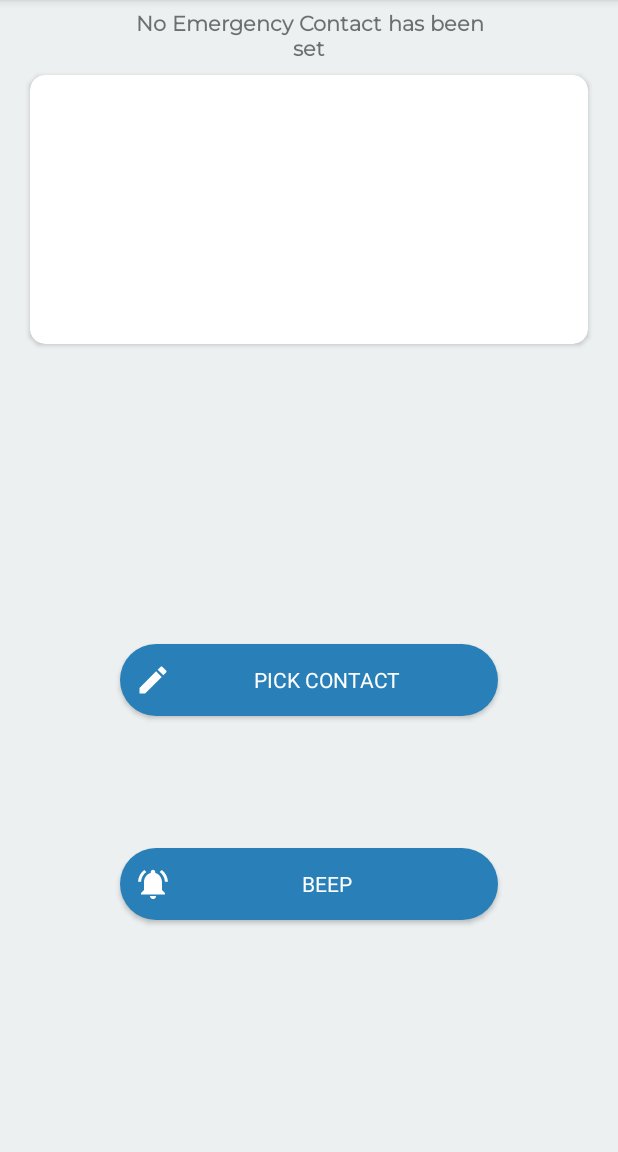
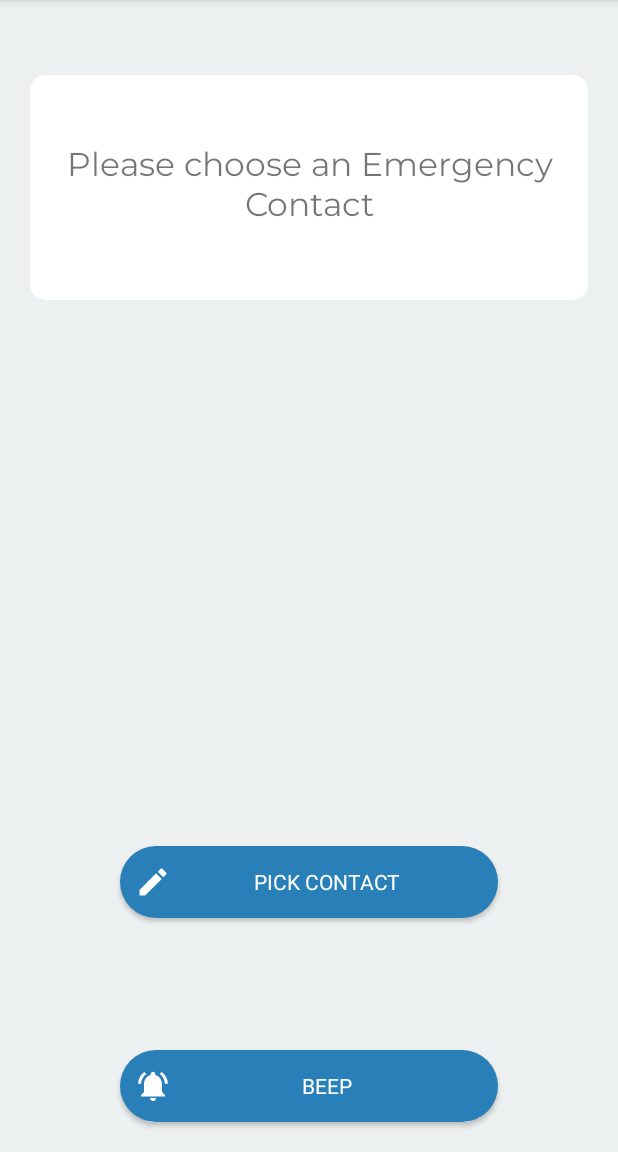
Before and after one commit to ashwinjosep/Driving_Companion, an Android app: the ContactPickerActivity screen opened directly, with no data from a screen before it, on a phone screen of 412 x 824 dp, the part 84-1236 px from its top. Run offline under Robolectric (Android 15) with nearby library versions, the phone set to English and light mode, and no system bars; Roboto replaces fonts that are not available here.

Commit message:
Fixed: Contacts pickers

```diff
--- a/app/src/main/java/com/example/fitbit_api_test/ContactPickerActivity.java
+++ b/app/src/main/java/com/example/fitbit_api_test/ContactPickerActivity.java
@@ -1,6 +1,7 @@
 package com.example.fitbit_api_test;
 
 import androidx.appcompat.app.AppCompatActivity;
+import androidx.constraintlayout.widget.ConstraintLayout;
 import androidx.core.app.ActivityCompat;
 
 import android.Manifest;
@@ -19,30 +20,44 @@ import android.provider.ContactsContract;
 import android.util.Log;
 import android.view.View;
 import android.widget.Button;
+import android.widget.LinearLayout;
+import android.widget.RelativeLayout;
 import android.widget.TextView;
 
 import com.example.fitbit_api_test.utils.PrefsHelper;
+import com.google.android.material.snackbar.Snackbar;
+
+import java.util.concurrent.Executors;
+import java.util.concurrent.ScheduledExecutorService;
+import java.util.concurrent.ScheduledFuture;
+import java.util.concurrent.TimeUnit;
 
 public class ContactPickerActivity extends AppCompatActivity {
 
+    private static final String TAG = ContactPickerActivity.class.getSimpleName();
     final int REQUEST_CODE = 1;
     PrefsHelper prefsHelper;
     Boolean isInitialContact = false;
+    LinearLayout contactDetailsLayout;
+    RelativeLayout noContactLayout;
+    ConstraintLayout mainLayout;
+    private final ScheduledExecutorService scheduler = Executors.newSingleThreadScheduledExecutor();
 
     @Override
     protected void onCreate(Bundle savedInstanceState) {
         super.onCreate(savedInstanceState);
         setContentView(R.layout.activity_contact_picker);
         prefsHelper = new PrefsHelper(this);
+        setPageContent();
 
         if(getIntent()!=null && getIntent().hasExtra("initial_contact")){
             isInitialContact = getIntent().getBooleanExtra("initial_contact", false);
         }
         //function to check if emergency contact has been set and change page content accordingly
-        setPageContent();
 
         //set on click listener for contact picker
-        Button pickContactButton = findViewById(R.id.chooseContactButton);
+        Button pickContactButton = (Button)findViewById(R.id.chooseContactButton);
+
         pickContactButton.setOnClickListener(new View.OnClickListener() {
             @Override
             public void onClick(View v) {
@@ -123,6 +138,9 @@ public class ContactPickerActivity extends AppCompatActivity {
         Button callButton = findViewById(R.id.callButton);
         TextView contactNameTextView = findViewById(R.id.contactNameTextView);
         TextView contactNumberTextView = findViewById(R.id.contactNumberTextView);
+        contactDetailsLayout = (LinearLayout)findViewById(R.id.contact_details_layout);
+        noContactLayout = (RelativeLayout) findViewById(R.id.no_contact_layout);
+        mainLayout = (ConstraintLayout) findViewById(R.id.contact_picker_main_layout);
 
         if(contact_name!=null)
         {
@@ -132,13 +150,17 @@ public class ContactPickerActivity extends AppCompatActivity {
             contactNumberTextView.setText(contact_number);
             callButton.setText("Call "+contact_name);
             callButton.setVisibility(Button.VISIBLE);
+            contactDetailsLayout.setVisibility(View.VISIBLE);
+            noContactLayout.setVisibility(View.GONE);
         }
         else
         {
-            messageTextView.setText("No Emergency Contact has been set");
+            messageTextView.setText("");
             pickContactButton.setText("Pick Contact");
             contactNameTextView.setText("");
             contactNumberTextView.setText("");
+            contactDetailsLayout.setVisibility(View.GONE);
+            noContactLayout.setVisibility(View.VISIBLE);
             callButton.setVisibility(Button.INVISIBLE);
         }
     }
@@ -154,6 +176,8 @@ public class ContactPickerActivity extends AppCompatActivity {
 
                 Cursor cursor = getContentResolver().query(uri, projection,
                         null, null, null);
+
+                if(cursor != null) {
                     cursor.moveToFirst();
 
                     int numberColumnIndex = cursor.getColumnIndex(ContactsContract.CommonDataKinds.Phone.NUMBER);
@@ -166,10 +190,32 @@ public class ContactPickerActivity extends AppCompatActivity {
 
                     prefsHelper.setEmergencyContactName(name);
                     prefsHelper.setEmergencyContactNumber(number);
+                    contactDetailsLayout.setVisibility(View.VISIBLE);
+                    noContactLayout.setVisibility(View.GONE);
 
                     cursor.close();
                     setPageContent();
-                //finish();
+                    if(isInitialContact && prefsHelper.getEmergencyContactName() != null && prefsHelper.getEmergencyContactNumber()!=null) {
+                        Snackbar snackbar = Snackbar
+                                .make(mainLayout, "Contact Successfully Added", Snackbar.LENGTH_LONG);
+                        snackbar.show();
+                        try {
+                            ScheduledFuture<?> countdown = scheduler.schedule(new Runnable() {
+                                @Override
+                                public void run() {
+                                    finish();
+                                }
+                            }, 3000, TimeUnit.MILLISECONDS);
+                        } catch (Exception e) {
+                            Log.e(TAG, "Contact successfully added timer Exception:" + e.toString());
+                        }
+                    } else{
+                        Snackbar snackbar = Snackbar
+                                .make(mainLayout, "Contact Successfully Changed", Snackbar.LENGTH_LONG);
+                        snackbar.show();
+                    }
+                }
+
             }
         }
     }
--- a/app/src/main/java/com/example/fitbit_api_test/SplashActivity.java
+++ b/app/src/main/java/com/example/fitbit_api_test/SplashActivity.java
@@ -46,7 +46,7 @@ public class SplashActivity extends AppCompatActivity {
                     startActivity(mapIntent);
                 }}, 5000, TimeUnit.MILLISECONDS);
         } catch (Exception e) {
-            Log.e(TAG, "onMapReady Exception:" + e.toString());
+            Log.e(TAG, "Splash screen timer Exception:" + e.toString());
         }
     }
 }
--- a/app/src/main/java/com/example/fitbit_api_test/utils/PrefsHelper.java
+++ b/app/src/main/java/com/example/fitbit_api_test/utils/PrefsHelper.java
@@ -71,7 +71,7 @@ public class PrefsHelper {
     }
 
     public void setAccessToken(String status){
-        editor.putString(ACCESS_TOKEN,"");
+        editor.putString(ACCESS_TOKEN,null);
         editor.apply();
     }
 
--- a/app/src/main/java/com/example/fitbit_api_test/utils/RetrofitClientInstance.java
+++ b/app/src/main/java/com/example/fitbit_api_test/utils/RetrofitClientInstance.java
@@ -6,7 +6,7 @@ import retrofit2.converter.gson.GsonConverterFactory;
 public class RetrofitClientInstance {
 
     private static Retrofit retrofit;
-    private static final String BASE_URL = "https://drivingcompanion.com";
+    private static final String BASE_URL = "http://10.153.59.54:5000";
 
     public static Retrofit getRetrofitInstance() {
         if (retrofit == null) {
--- a/app/src/main/res/layout/activity_contact_picker.xml
+++ b/app/src/main/res/layout/activity_contact_picker.xml
@@ -5,6 +5,7 @@
     android:background="#ecf0f1"
     android:layout_width="match_parent"
     android:layout_height="match_parent"
+    android:id="@+id/contact_picker_main_layout"
     tools:context=".ContactPickerActivity">
 
     <TextView
@@ -39,40 +40,83 @@
         app:layout_constraintTop_toTopOf="parent"
         tools:ignore="MissingConstraints">
 
+        <LinearLayout
+            android:layout_width="match_parent"
+            android:layout_height="wrap_content"
+            android:orientation="vertical">
+
             <androidx.constraintlayout.widget.ConstraintLayout
                 android:layout_width="match_parent"
                 android:layout_height="match_parent">
 
+                <LinearLayout
+                    android:layout_width="match_parent"
+                    android:layout_height="wrap_content"
+                    android:id="@+id/contact_details_layout"
+                    android:orientation="vertical"
+                    app:layout_constraintEnd_toEndOf="parent"
+                    app:layout_constraintStart_toStartOf="parent"
+                    app:layout_constraintTop_toTopOf="parent"
+                    app:layout_constraintBottom_toBottomOf="parent">
+
                     <TextView
                         android:id="@+id/contactNameTextView"
-                android:layout_width="0dp"
+                        android:layout_width="match_parent"
                         android:layout_height="wrap_content"
                         android:layout_marginStart="20dp"
                         android:layout_marginTop="50dp"
                         android:layout_marginEnd="20dp"
                         android:fontFamily="@font/montserrat"
                         android:textAlignment="center"
-                android:textSize="20dp"
+                        android:textSize="20dp" />
+
+                    <TextView
+                        android:id="@+id/contactNumberTextView"
+                        android:layout_width="match_parent"
+                        android:layout_height="wrap_content"
+                        android:layout_marginStart="20dp"
+                        android:layout_marginTop="50dp"
+                        android:layout_marginEnd="20dp"
+                        android:layout_marginBottom="50dp"
+                        android:fontFamily="@font/montserrat"
+                        android:textAlignment="center"
+                        android:textSize="20dp" />
+
+                </LinearLayout>
+
+                <RelativeLayout
+                    android:layout_width="match_parent"
+                    android:layout_height="wrap_content"
+                    android:minHeight="150dp"
+                    android:id="@+id/no_contact_layout"
+                    android:gravity="center"
+                    android:paddingTop="20dp"
+                    android:paddingBottom="20dp"
+                    android:visibility="gone"
+                    app:layout_constraintEnd_toEndOf="parent"
+                    app:layout_constraintStart_toStartOf="parent"
+                    app:layout_constraintTop_toTopOf="parent"
+                    app:layout_constraintBottom_toBottomOf="parent">
+
+                    <TextView
+                        android:layout_width="match_parent"
+                        android:layout_height="wrap_content"
+                        android:layout_marginStart="20dp"
+                        android:layout_marginEnd="20dp"
+                        android:fontFamily="@font/montserrat"
+                        android:textAlignment="center"
+                        android:textSize="22dp"
+                        android:text="@string/choose_contact"
+                        app:layout_constraintBottom_toBottomOf="parent"
                         app:layout_constraintEnd_toEndOf="parent"
                         app:layout_constraintStart_toStartOf="parent"
                         app:layout_constraintTop_toTopOf="parent" />
 
-            <TextView
-                android:id="@+id/contactNumberTextView"
-                android:layout_width="0dp"
-                android:layout_height="wrap_content"
-                android:layout_marginStart="20dp"
-                android:layout_marginTop="100dp"
-                android:layout_marginEnd="20dp"
-                android:layout_marginBottom="50dp"
-                android:fontFamily="@font/montserrat"
-                android:textAlignment="center"
-                android:textSize="20dp"
-                app:layout_constraintBottom_toBottomOf="parent"
-                app:layout_constraintEnd_toEndOf="parent"
-                app:layout_constraintStart_toStartOf="parent"
-                app:layout_constraintTop_toTopOf="parent" />
+                </RelativeLayout>
+
             </androidx.constraintlayout.widget.ConstraintLayout>
+
+        </LinearLayout>
 
     </androidx.cardview.widget.CardView>
 
@@ -81,8 +125,8 @@
         android:layout_width="0dp"
         android:layout_height="wrap_content"
         android:layout_marginStart="80dp"
-        android:layout_marginTop="200dp"
         android:layout_marginEnd="80dp"
+        android:layout_marginBottom="20dp"
         android:background="@drawable/button_theme"
         android:drawableLeft="@drawable/baseline_edit_24"
         android:drawableTint="@color/colorTextLight"
@@ -92,7 +136,7 @@
         android:textColor="@color/colorTextLight"
         app:layout_constraintEnd_toEndOf="parent"
         app:layout_constraintStart_toStartOf="parent"
-        app:layout_constraintTop_toBottomOf="@+id/cardView" />
+        app:layout_constraintBottom_toTopOf="@+id/callButton" />
 
     <Button
         android:id="@+id/callButton"
@@ -111,8 +155,7 @@
         android:textColor="@color/colorTextLight"
         app:layout_constraintBottom_toTopOf="@+id/beepButton"
         app:layout_constraintEnd_toEndOf="parent"
-        app:layout_constraintStart_toStartOf="parent"
-        app:layout_constraintTop_toBottomOf="@+id/chooseContactButton" />
+        app:layout_constraintStart_toStartOf="parent" />
 
     <Button
         android:id="@+id/beepButton"
@@ -122,6 +165,7 @@
         android:layout_marginTop="20dp"
         android:layout_marginEnd="80dp"
         android:padding="10dp"
+        android:layout_marginBottom="20dp"
         android:drawableLeft="@drawable/baseline_notifications_active_24"
         android:fontFamily="@font/maven_pro_medium"
         android:drawableTint="@color/colorTextLight"
@@ -130,6 +174,6 @@
         android:textColor="@color/colorTextLight"
         app:layout_constraintEnd_toEndOf="parent"
         app:layout_constraintStart_toStartOf="parent"
-        app:layout_constraintTop_toBottomOf="@+id/callButton" />
+        app:layout_constraintBottom_toBottomOf="parent" />
 
 </androidx.constraintlayout.widget.ConstraintLayout>
--- a/app/src/main/res/values/strings.xml
+++ b/app/src/main/res/values/strings.xml
@@ -6,4 +6,5 @@
     <string name="start_location_tracking">Start Tracking</string>
     <string name="driving_companion">Driving Companion</string>
     <string name="stop_tracking">Stop tracking</string>
+    <string name="choose_contact">Please choose an Emergency Contact</string>
 </resources>
```
Also changed, not shown: app/src/main/java/com/example/fitbit_api_test/models/RequestObject.java (+14 -5 lines), app/src/main/java/com/example/fitbit_api_test/models/RetrofitEndPoints.java (+5 -3 lines), app/src/main/java/com/example/fitbit_api_test/services/LocationPollingService.java (+13 -67 lines), app/src/main/java/com/example/fitbit_api_test/utils/NetworkUtils.java (deleted, +0 -41 lines). Lines whose indentation alone changed are shown as unchanged.
